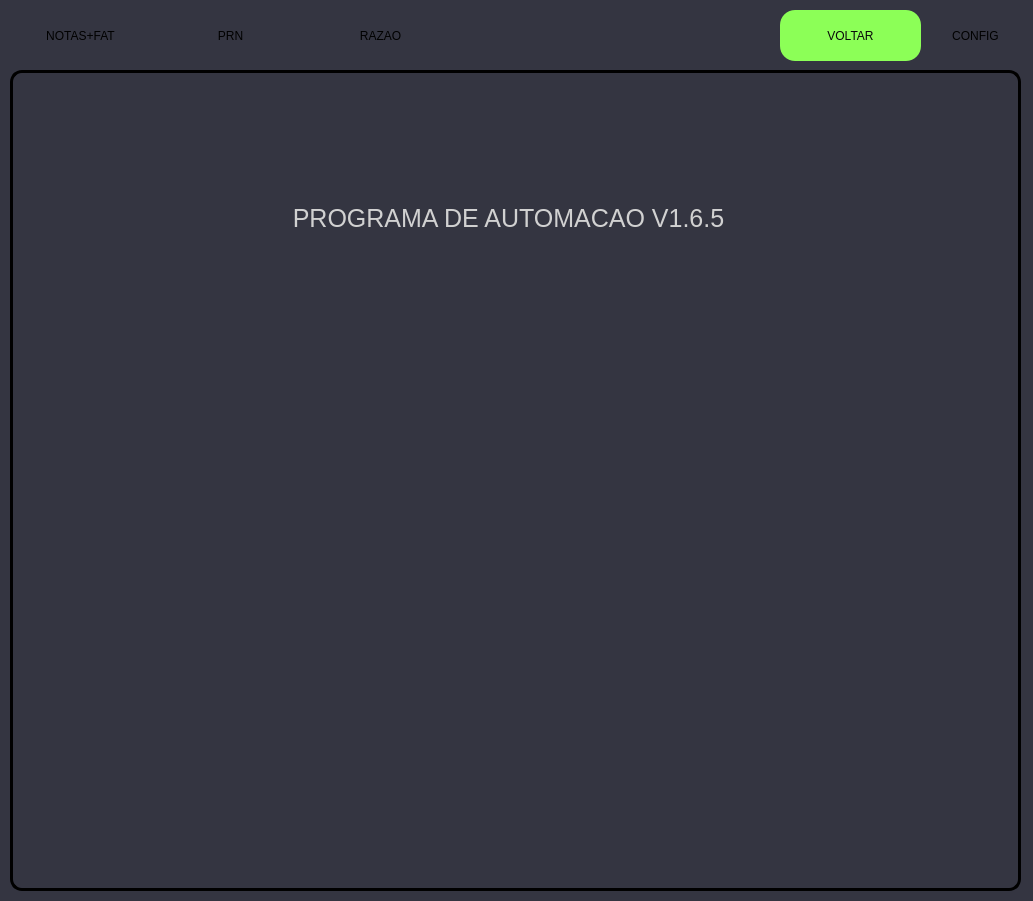
AlexandreSilvestrin/Programa-automacao, file resources/layouts/UI/mainW.ui: the form before one commit.
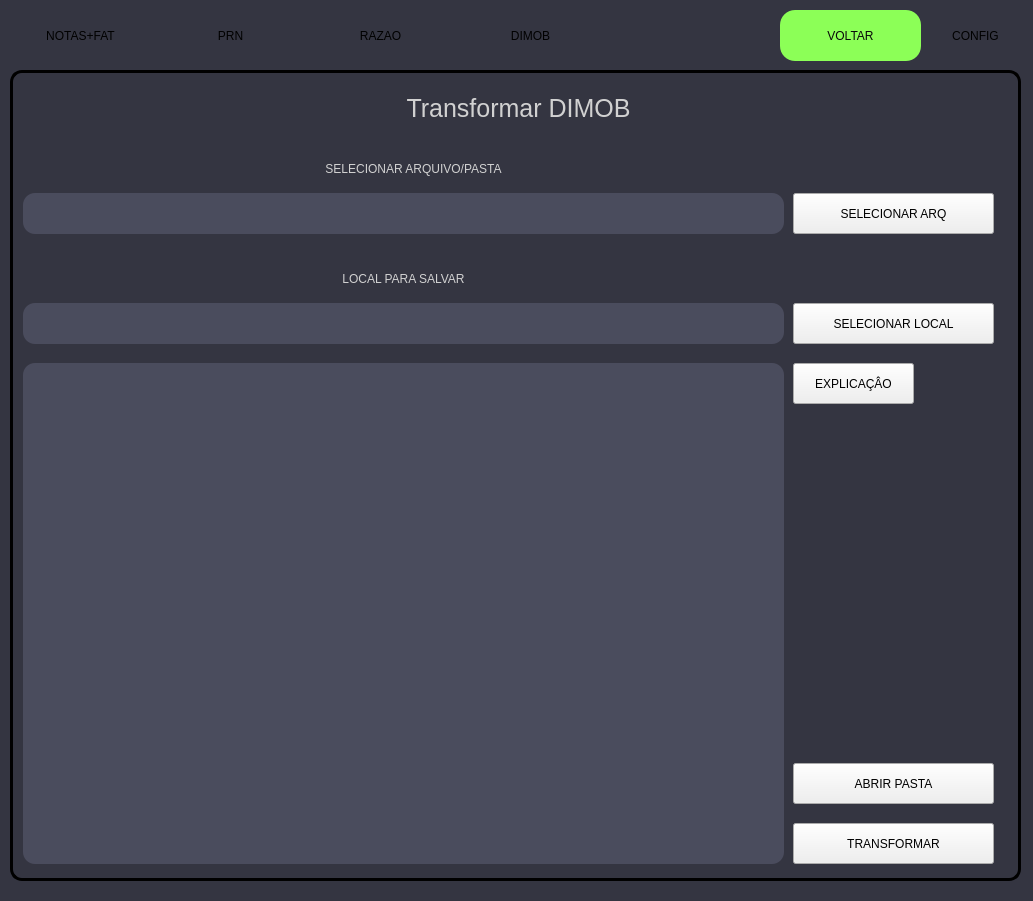
The form after the commit. The open tabs and pages were chosen to show the change.

What changed in the file:
```diff
--- a/resources/layouts/UI/mainW.ui
+++ b/resources/layouts/UI/mainW.ui
@@ -103,7 +103,7 @@
       <x>10</x>
       <y>70</y>
       <width>1011</width>
-      <height>821</height>
+      <height>811</height>
      </rect>
     </property>
     <property name="baseSize">
@@ -1083,6 +1083,202 @@
       </property>
      </widget>
     </widget>
+    <widget class="QWidget" name="pagDimob">
+     <widget class="QLineEdit" name="textoDimobarq">
+      <property name="geometry">
+       <rect>
+        <x>10</x>
+        <y>120</y>
+        <width>761</width>
+        <height>41</height>
+       </rect>
+      </property>
+      <property name="styleSheet">
+       <string notr="true"/>
+      </property>
+     </widget>
+     <widget class="QPushButton" name="btnDimobarq">
+      <property name="geometry">
+       <rect>
+        <x>780</x>
+        <y>120</y>
+        <width>201</width>
+        <height>41</height>
+       </rect>
+      </property>
+      <property name="styleSheet">
+       <string notr="true"/>
+      </property>
+      <property name="text">
+       <string>SELECIONAR ARQ</string>
+      </property>
+      <property name="class" stdset="0">
+       <string>botoes2</string>
+      </property>
+     </widget>
+     <widget class="QPushButton" name="btnDimoblocal">
+      <property name="geometry">
+       <rect>
+        <x>780</x>
+        <y>230</y>
+        <width>201</width>
+        <height>41</height>
+       </rect>
+      </property>
+      <property name="styleSheet">
+       <string notr="true"/>
+      </property>
+      <property name="text">
+       <string>SELECIONAR LOCAL</string>
+      </property>
+      <property name="teste" stdset="0">
+       <string>kk</string>
+      </property>
+      <property name="class" stdset="0">
+       <string>botoes2</string>
+      </property>
+     </widget>
+     <widget class="QLineEdit" name="textoDimoblocal">
+      <property name="geometry">
+       <rect>
+        <x>10</x>
+        <y>230</y>
+        <width>761</width>
+        <height>41</height>
+       </rect>
+      </property>
+      <property name="styleSheet">
+       <string notr="true"/>
+      </property>
+     </widget>
+     <widget class="QLabel" name="label_13">
+      <property name="geometry">
+       <rect>
+        <x>20</x>
+        <y>80</y>
+        <width>761</width>
+        <height>31</height>
+       </rect>
+      </property>
+      <property name="styleSheet">
+       <string notr="true"/>
+      </property>
+      <property name="text">
+       <string>SELECIONAR ARQUIVO/PASTA</string>
+      </property>
+      <property name="alignment">
+       <set>Qt::AlignCenter</set>
+      </property>
+     </widget>
+     <widget class="QLabel" name="label_3">
+      <property name="geometry">
+       <rect>
+        <x>10</x>
+        <y>20</y>
+        <width>991</width>
+        <height>31</height>
+       </rect>
+      </property>
+      <property name="styleSheet">
+       <string notr="true">font-size: 25px;</string>
+      </property>
+      <property name="text">
+       <string>Transformar DIMOB</string>
+      </property>
+      <property name="alignment">
+       <set>Qt::AlignCenter</set>
+      </property>
+     </widget>
+     <widget class="QLabel" name="label_14">
+      <property name="geometry">
+       <rect>
+        <x>10</x>
+        <y>190</y>
+        <width>761</width>
+        <height>31</height>
+       </rect>
+      </property>
+      <property name="styleSheet">
+       <string notr="true"/>
+      </property>
+      <property name="text">
+       <string>LOCAL PARA SALVAR</string>
+      </property>
+      <property name="alignment">
+       <set>Qt::AlignCenter</set>
+      </property>
+     </widget>
+     <widget class="QTextEdit" name="txtinfoDimob">
+      <property name="geometry">
+       <rect>
+        <x>10</x>
+        <y>290</y>
+        <width>761</width>
+        <height>501</height>
+       </rect>
+      </property>
+      <property name="styleSheet">
+       <string notr="true"/>
+      </property>
+     </widget>
+     <widget class="QPushButton" name="btnDimobtransformar">
+      <property name="geometry">
+       <rect>
+        <x>780</x>
+        <y>750</y>
+        <width>201</width>
+        <height>41</height>
+       </rect>
+      </property>
+      <property name="styleSheet">
+       <string notr="true"/>
+      </property>
+      <property name="text">
+       <string>TRANSFORMAR</string>
+      </property>
+      <property name="class" stdset="0">
+       <string>botoes1</string>
+      </property>
+     </widget>
+     <widget class="QPushButton" name="btnAbrPastaDimob">
+      <property name="geometry">
+       <rect>
+        <x>780</x>
+        <y>690</y>
+        <width>201</width>
+        <height>41</height>
+       </rect>
+      </property>
+      <property name="styleSheet">
+       <string notr="true"/>
+      </property>
+      <property name="text">
+       <string>ABRIR PASTA</string>
+      </property>
+      <property name="class" stdset="0">
+       <string>botoes1</string>
+      </property>
+     </widget>
+     <widget class="QPushButton" name="btnAbrPastaDimob_2">
+      <property name="geometry">
+       <rect>
+        <x>780</x>
+        <y>290</y>
+        <width>121</width>
+        <height>41</height>
+       </rect>
+      </property>
+      <property name="styleSheet">
+       <string notr="true"/>
+      </property>
+      <property name="text">
+       <string>EXPLICAÇÂO</string>
+      </property>
+      <property name="class" stdset="0">
+       <string>botoes1</string>
+      </property>
+     </widget>
+    </widget>
    </widget>
    <widget class="QPushButton" name="btnNotas">
     <property name="geometry">
@@ -1300,6 +1496,45 @@
      <string>CONFIG</string>
     </property>
    </widget>
+   <widget class="QPushButton" name="btnDimob">
+    <property name="enabled">
+     <bool>true</bool>
+    </property>
+    <property name="geometry">
+     <rect>
+      <x>460</x>
+      <y>10</y>
+      <width>141</width>
+      <height>51</height>
+     </rect>
+    </property>
+    <property name="styleSheet">
+     <string notr="true">QPushButton{
+border-radius: 10px;
+border-width:2px;
+background-color: qlineargradient(
+        spread:pad, 
+        x1:0, y1:1, 
+        x2:0, y2:0, 
+        stop:0 #648ed1,
+		stop:0.35 #366096,   /* Azul escuro (rgb(7, 0, 235)) */
+        stop:1 #366096  /* Azul claro (rgb(0, 255, 255)) */
+    );
+}
+
+QPushButton:hover{
+color: rgb(9, 9, 9);
+border-radius: 10px;
+border-width:2px;
+border-style:outset;
+border-color:black;
+background-color: #8cff57;
+}</string>
+    </property>
+    <property name="text">
+     <string>DIMOB</string>
+    </property>
+   </widget>
   </widget>
  </widget>
  <resources/>
```
